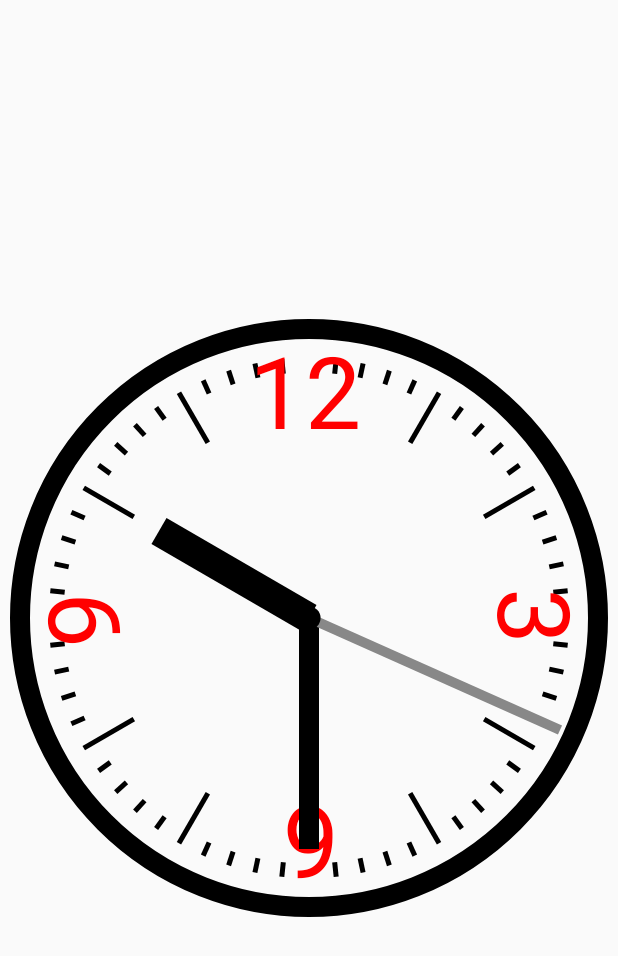
After one commit to ArtemKrotenok/KrotenokAndroid, an Android app: the WatchViewActivity screen opened directly, with no data from a screen before it, on a phone screen of 412 x 824 dp. The commit adds this screen. Shown: the top 956 px of the screen. Run offline under Robolectric (Android 15) with nearby library versions, the phone set to English and light mode, and no system bars.

Commit message:
dz 12 ready

```diff
--- a/AndroidBeginner/app/src/main/AndroidManifest.xml
+++ b/AndroidBeginner/app/src/main/AndroidManifest.xml
@@ -20,5 +20,6 @@
         <activity android:name=".ImageActivity" />
         <activity android:name=".LoginLinearActivity" />
         <activity android:name=".ProfileActivity" />
+        <activity android:name=".WatchViewActivity" />
     </application>
 </manifest>
--- a/AndroidBeginner/app/src/main/java/com/gmail/krotenok/MainMenuActivity.java
+++ b/AndroidBeginner/app/src/main/java/com/gmail/krotenok/MainMenuActivity.java
@@ -14,6 +14,7 @@ public class MainMenuActivity extends Activity {
     private Button buttonSelectImageActivity;
     private Button buttonSelectLoginActivity;
     private Button buttonSelectProfileActivity;
+    private Button buttonSelectWatchViewActivity;
 
     @Override
     protected void onCreate(@Nullable Bundle savedInstanceState) {
@@ -28,6 +29,7 @@ public class MainMenuActivity extends Activity {
         buttonSelectImageActivity = (Button) findViewById(R.id.button_menu_image_activity);
         buttonSelectLoginActivity = (Button) findViewById(R.id.button_menu_login_activity);
         buttonSelectProfileActivity = (Button) findViewById(R.id.button_menu_profile_activity);
+        buttonSelectWatchViewActivity = (Button) findViewById(R.id.button_menu_watch_view_activity);
         View.OnClickListener onClickListener = new View.OnClickListener() {
             @Override
             public void onClick(View v) {
@@ -53,6 +55,10 @@ public class MainMenuActivity extends Activity {
                         intent = new Intent(MainMenuActivity.this, ProfileActivity.class);
                         break;
                     }
+                    case R.id.button_menu_watch_view_activity: {
+                        intent = new Intent(MainMenuActivity.this, WatchViewActivity.class);
+                        break;
+                    }
                     default:
                         intent = null;
                 }
@@ -66,5 +72,6 @@ public class MainMenuActivity extends Activity {
         buttonSelectImageActivity.setOnClickListener(onClickListener);
         buttonSelectLoginActivity.setOnClickListener(onClickListener);
         buttonSelectProfileActivity.setOnClickListener(onClickListener);
+        buttonSelectWatchViewActivity.setOnClickListener(onClickListener);
     }
 }
--- /dev/null
+++ b/AndroidBeginner/app/src/main/java/com/gmail/krotenok/WatchView.java
@@ -0,0 +1,199 @@
+package com.gmail.krotenok;
+
+import android.content.Context;
+import android.graphics.Canvas;
+import android.graphics.Color;
+import android.graphics.Paint;
+import android.graphics.RectF;
+import android.util.AttributeSet;
+import android.view.View;
+
+import androidx.annotation.Nullable;
+
+import java.util.Calendar;
+import java.util.TimeZone;
+import java.util.Timer;
+import java.util.TimerTask;
+
+public class WatchView extends View {
+    private static final float SIZE_DOT_CENTER_WATCH = 0.04f;
+    private static final int OUT_TEXT_SIZE = 100;
+    private static final int OUT_TEXT_COLOR = Color.RED;
+    private static final int RECT_COLOR = Color.BLACK;
+    private static final int SECOND_HAND_COLOR = Color.GRAY;
+    private static final int MINUTE_HAND_COLOR = Color.BLACK;
+    private static final int HOUR_HAND_COLOR = Color.BLACK;
+    private static final int STROKE_WIDTH_WATCH = 20;
+    private static final int STROKE_WIDTH_SECOND_HAND = 10;
+    private static final int STROKE_WIDTH_MINUTE_HAND = 20;
+    private static final int STROKE_WIDTH_HOUR_HAND = 30;
+    private static final float SIZE_HOUR_HAND = 0.60f;
+    private static final float SIZE_MINUTE_HAND = 0.80f;
+    private static final float SIZE_SECOND_HAND = 0.95f;
+    private static final int ONE_SECOND = 1000;
+    private static final float COF_FOR_HOUR_TEXT = 0.3f;
+    private static final float COF_FOR_LINE_END = 0.9f;
+    private static final float COF_FOR_LINE_START_TEN_MINUTE = 0.7f;
+    private static final float COF_FOR_LINE_START_HOUR = 0.85f;
+    private static final int STROKE_WIDTH_LINE_FACE_WATCH = 5;
+    private Paint watchPaint = new Paint();
+    private Paint textPaint = new Paint();
+    private Paint secondHandPaint = new Paint();
+    private Paint minuteHandPaint = new Paint();
+    private Paint hourHandPaint = new Paint();
+    private RectF ovalRectF = new RectF();
+    private Calendar timeNow = Calendar.getInstance();
+    private Timer timer = new Timer();
+    private MyTimerTask timerTask = new MyTimerTask();
+    private float centerX;
+    private float centerY;
+    private float radiusWatch;
+
+    public WatchView(Context context, @Nullable AttributeSet attrs) {
+        super(context, attrs);
+        initVerbal();
+    }
+
+    @Override
+    protected void onDraw(Canvas canvas) {
+        canvas.rotate(270, centerX, centerY);
+        drawWatch(canvas);
+        drawMinuteHand(canvas);
+        drawHourHand(canvas);
+        drawSecondHand(canvas);
+        drawCenterWatch(canvas);
+    }
+
+    @Override
+    protected void onSizeChanged(int w, int h, int oldw, int oldh) {
+        super.onSizeChanged(w, h, oldw, oldh);
+        ovalRectF.set(0, 0, w, h);
+        centerX = w / 2;
+        centerY = h / 2;
+        radiusWatch = Math.min(centerX, centerY) - STROKE_WIDTH_WATCH;
+    }
+
+    private void initVerbal() {
+        initSecondHandPaint();
+        initMinuteHandPaint();
+        initHourHandPaint();
+        initTextPaint();
+        initTextPaint();
+        initWatchPaint();
+        ovalRectF.set(0, 0, getHeight(), getWidth());
+        timeNow.setTimeZone(TimeZone.getTimeZone("Europe/Minsk"));
+        timer.schedule(timerTask, 0, ONE_SECOND);
+    }
+
+    private void initWatchPaint() {
+        watchPaint.setAntiAlias(true);
+        watchPaint.setColor(RECT_COLOR);
+    }
+
+    private void initTextPaint() {
+        textPaint.setAntiAlias(true);
+        textPaint.setColor(OUT_TEXT_COLOR);
+        textPaint.setTextSize(OUT_TEXT_SIZE);
+    }
+
+    private void initHourHandPaint() {
+        hourHandPaint.setAntiAlias(true);
+        hourHandPaint.setColor(HOUR_HAND_COLOR);
+        hourHandPaint.setStyle(Paint.Style.FILL);
+        hourHandPaint.setStrokeWidth(STROKE_WIDTH_HOUR_HAND);
+    }
+
+    private void initMinuteHandPaint() {
+        minuteHandPaint.setAntiAlias(true);
+        minuteHandPaint.setColor(MINUTE_HAND_COLOR);
+        minuteHandPaint.setStyle(Paint.Style.FILL);
+        minuteHandPaint.setStrokeWidth(STROKE_WIDTH_MINUTE_HAND);
+    }
+
+    private void initSecondHandPaint() {
+        secondHandPaint.setAntiAlias(true);
+        secondHandPaint.setColor(SECOND_HAND_COLOR);
+        secondHandPaint.setStyle(Paint.Style.FILL);
+        secondHandPaint.setStrokeWidth(STROKE_WIDTH_SECOND_HAND);
+    }
+
+    private void drawCenterWatch(Canvas canvas) {
+        watchPaint.setStyle(Paint.Style.FILL);
+        canvas.drawCircle(centerX, centerY, radiusWatch * SIZE_DOT_CENTER_WATCH, watchPaint);
+    }
+
+    private void drawWatch(Canvas canvas) {
+        drawBorderWatch(canvas);
+        drawFaceWatch(canvas);
+    }
+
+    private void drawFaceWatch(Canvas canvas) {
+        watchPaint.setStyle(Paint.Style.STROKE);
+        watchPaint.setStrokeWidth(STROKE_WIDTH_LINE_FACE_WATCH);
+        int gradesMinute = 1;
+        int step = 6;
+        while (gradesMinute <= 60) {
+            canvas.rotate(step, centerX, centerY);
+            if (gradesMinute % 15 == 0) {
+                float textOutX = centerX + (radiusWatch - textPaint.getTextSize());
+                float textOutY = centerY - (textPaint.getTextSize() * COF_FOR_HOUR_TEXT);
+                if (gradesMinute == 60) {
+                    textOutY = textOutY - (textPaint.getTextSize() * COF_FOR_HOUR_TEXT);
+                }
+                canvas.rotate(90, textOutX, textOutY);
+                canvas.drawText(String.valueOf(gradesMinute / 5), textOutX, textOutY, textPaint);
+                canvas.rotate(-90, textOutX, textOutY);
+            } else if (gradesMinute % 5 == 0) {
+                canvas.drawLine(centerX + (radiusWatch * COF_FOR_LINE_START_TEN_MINUTE),
+                        centerY, centerX + radiusWatch * COF_FOR_LINE_END, centerY, watchPaint);
+            } else {
+                canvas.drawLine(centerX + (radiusWatch * COF_FOR_LINE_START_HOUR),
+                        centerY, centerX + radiusWatch * COF_FOR_LINE_END, centerY, watchPaint);
+            }
+            gradesMinute++;
+        }
+    }
+
+    private void drawBorderWatch(Canvas canvas) {
+        watchPaint.setStyle(Paint.Style.STROKE);
+        watchPaint.setStrokeWidth(STROKE_WIDTH_WATCH);
+        canvas.drawCircle(centerX, centerY, radiusWatch, watchPaint);
+    }
+
+    private void drawHourHand(Canvas canvas) {
+        int hours = timeNow.get(Calendar.HOUR);
+        int gradesByHours = Math.round((hours) * 30);
+        canvas.drawLine(centerX, centerY, getXByGrades(gradesByHours, radiusWatch * SIZE_HOUR_HAND),
+                getYByGrades(gradesByHours, radiusWatch * SIZE_HOUR_HAND), hourHandPaint);
+    }
+
+    private void drawMinuteHand(Canvas canvas) {
+        int minutes = timeNow.get(Calendar.MINUTE);
+        int gradesByMinutes = (minutes) * 6;
+        canvas.drawLine(centerX, centerY, getXByGrades(gradesByMinutes, radiusWatch * SIZE_MINUTE_HAND),
+                getYByGrades(gradesByMinutes, radiusWatch * SIZE_MINUTE_HAND), minuteHandPaint);
+    }
+
+    private void drawSecondHand(Canvas canvas) {
+        int seconds = timeNow.get(Calendar.SECOND);
+        int gradesBySeconds = (seconds) * 6;
+        canvas.drawLine(centerX, centerY, getXByGrades(gradesBySeconds, radiusWatch * SIZE_SECOND_HAND),
+                getYByGrades(gradesBySeconds, radiusWatch * SIZE_SECOND_HAND), secondHandPaint);
+    }
+
+    private float getYByGrades(int grades, float radius) {
+        return Math.round(radius * Math.sin(Math.toRadians(grades)) + centerY);
+    }
+
+    private float getXByGrades(int grades, float radius) {
+        return Math.round(radius * Math.cos(Math.toRadians(grades)) + centerX);
+    }
+
+    class MyTimerTask extends TimerTask {
+        @Override
+        public void run() {
+            timeNow = Calendar.getInstance();
+            invalidate();
+        }
+    }
+}
--- /dev/null
+++ b/AndroidBeginner/app/src/main/java/com/gmail/krotenok/WatchViewActivity.java
@@ -0,0 +1,14 @@
+package com.gmail.krotenok;
+
+import android.app.Activity;
+import android.os.Bundle;
+
+import androidx.annotation.Nullable;
+
+public class WatchViewActivity extends Activity {
+    @Override
+    protected void onCreate(@Nullable Bundle savedInstanceState) {
+        super.onCreate(savedInstanceState);
+        setContentView(R.layout.activity_watch_view);
+    }
+}
--- a/AndroidBeginner/app/src/main/res/layout/activity_main_menu.xml
+++ b/AndroidBeginner/app/src/main/res/layout/activity_main_menu.xml
@@ -79,5 +79,19 @@
             android:text="@string/profile_activity"
             android:textAllCaps="false"
             android:textSize="24sp" />
+
+        <Button
+            android:id="@+id/button_menu_watch_view_activity"
+            android:layout_width="match_parent"
+            android:layout_height="match_parent"
+            android:layout_marginStart="@dimen/margin_value"
+            android:layout_marginTop="@dimen/margin_value_half"
+            android:layout_marginEnd="@dimen/margin_value"
+            android:layout_marginBottom="@dimen/margin_value"
+            android:layout_weight="1"
+            android:background="@color/background_color_menu_button"
+            android:text="@string/text_button_watch_view"
+            android:textAllCaps="false"
+            android:textSize="24sp" />
     </LinearLayout>
 </ScrollView>
--- /dev/null
+++ b/AndroidBeginner/app/src/main/res/layout/activity_watch_view.xml
@@ -0,0 +1,11 @@
+<?xml version="1.0" encoding="utf-8"?>
+<FrameLayout xmlns:android="http://schemas.android.com/apk/res/android"
+    android:layout_width="match_parent"
+    android:layout_height="match_parent"
+    android:orientation="vertical">
+
+    <com.gmail.krotenok.WatchView
+        android:id="@+id/watch_view"
+        android:layout_width="match_parent"
+        android:layout_height="match_parent" />
+</FrameLayout>
--- a/AndroidBeginner/app/src/main/res/values/strings.xml
+++ b/AndroidBeginner/app/src/main/res/values/strings.xml
@@ -14,4 +14,5 @@
     <string name="login_button_create_account">CREATE ACCOUNT</string>
     <string name="login_linear_activity">LoginLinearActivity</string>
     <string name="profile_activity">ProfileActivity</string>
+    <string name="text_button_watch_view">WatchView</string>
 </resources>
```
